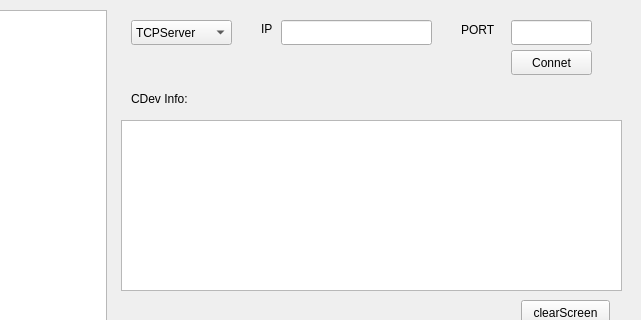
gaozhenzhong/public, file qt/netTool/netTool/netTool.ui: the form before one commit; both pictures show x 159 to 800 and y 0 to 320 of the 800 by 596 pixel window.
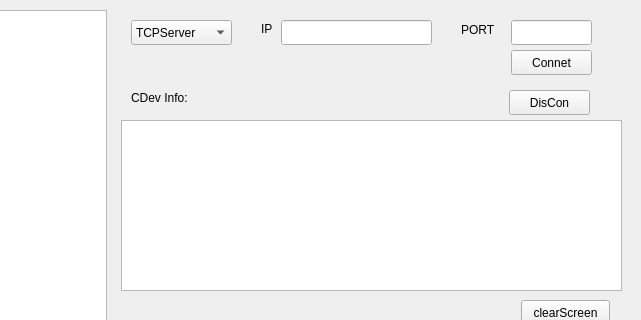
The form after the commit.

Commit message: 添加存储设备的链表

What changed in the file:
```diff
--- a/qt/netTool/netTool/netTool.ui
+++ b/qt/netTool/netTool/netTool.ui
@@ -39,8 +39,8 @@
      <rect>
       <x>290</x>
       <y>90</y>
-      <width>481</width>
-      <height>17</height>
+      <width>371</width>
+      <height>16</height>
      </rect>
     </property>
     <property name="text">
@@ -185,6 +185,19 @@
      <string>PORT</string>
     </property>
    </widget>
+   <widget class="QPushButton" name="DisconButton">
+    <property name="geometry">
+     <rect>
+      <x>668</x>
+      <y>90</y>
+      <width>81</width>
+      <height>25</height>
+     </rect>
+    </property>
+    <property name="text">
+     <string>DisCon</string>
+    </property>
+   </widget>
   </widget>
   <widget class="QMenuBar" name="menubar">
    <property name="geometry">
```
The commit also changes 2 other files.
